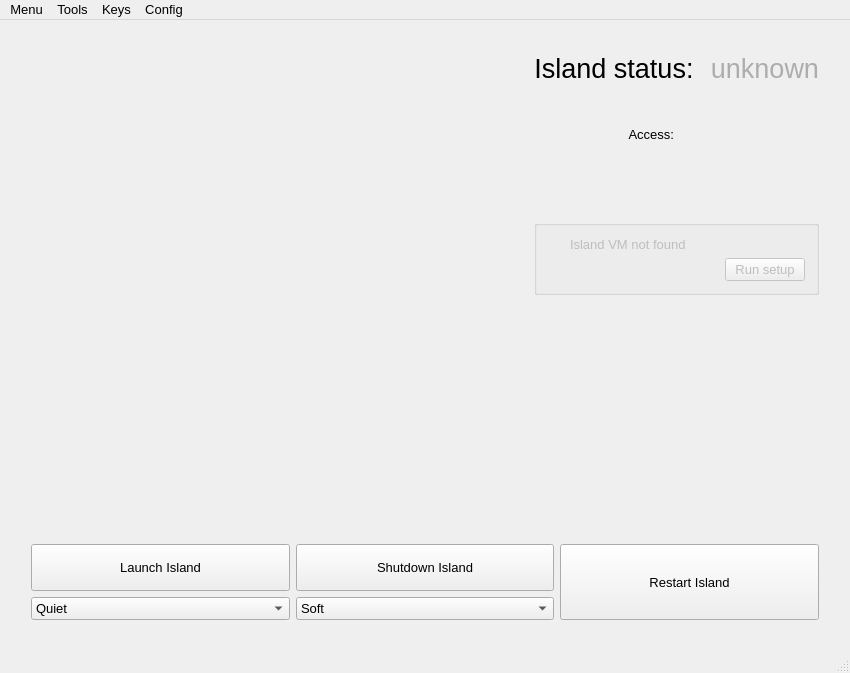
First picture: the form in island-manager/views/main_form/main_form.ui, repository viocost/islands, before the edit.
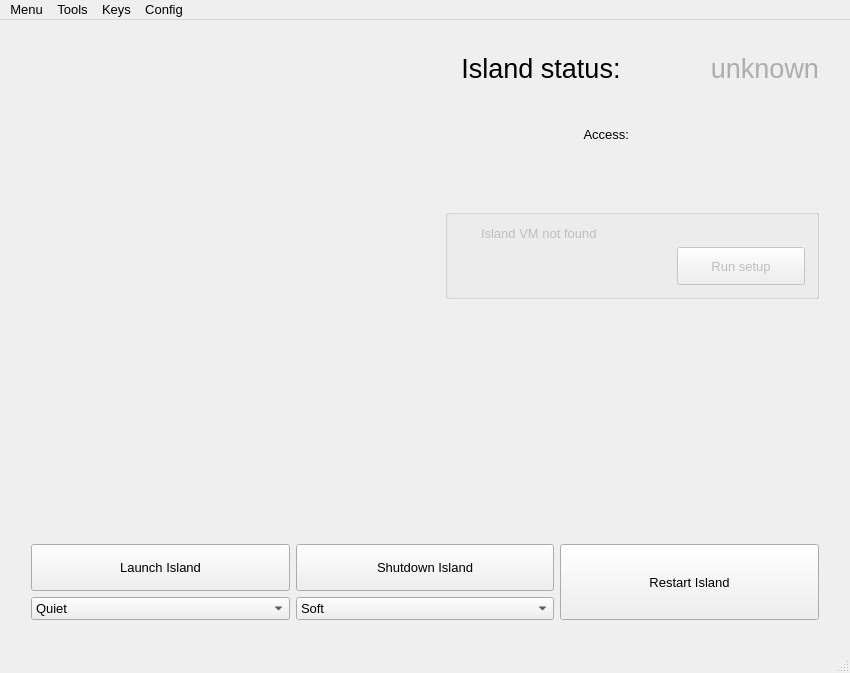
Second picture: the form after the edit. Icons and pictures are not drawn.

What changed in the file:
```diff
--- a/island-manager/views/main_form/main_form.ui
+++ b/island-manager/views/main_form/main_form.ui
@@ -326,6 +326,9 @@
             <property name="title">
              <string/>
             </property>
+            <property name="alignment">
+             <set>Qt::AlignRight|Qt::AlignTrailing|Qt::AlignVCenter</set>
+            </property>
             <layout class="QVBoxLayout" name="verticalLayout">
              <item>
               <layout class="QHBoxLayout" name="horizontalLayout_5">
@@ -358,6 +361,17 @@
               </layout>
              </item>
              <item>
+              <layout class="QHBoxLayout" name="horizontalLayout">
+               <property name="spacing">
+                <number>0</number>
+               </property>
+               <property name="rightMargin">
+                <number>0</number>
+               </property>
+               <property name="bottomMargin">
+                <number>0</number>
+               </property>
+               <item>
               <widget class="QPushButton" name="button_launch_setup">
                <property name="sizePolicy">
                 <sizepolicy hsizetype="Maximum" vsizetype="Fixed">
@@ -366,10 +380,10 @@
                 </sizepolicy>
                </property>
                <property name="layoutDirection">
-                <enum>Qt::RightToLeft</enum>
+                  <enum>Qt::LeftToRight</enum>
                </property>
                <property name="styleSheet">
-                <string notr="true"/>
+                  <string notr="true">width: 120px; height: 30px</string>
                </property>
                <property name="text">
                 <string>Run setup</string>
@@ -380,6 +394,21 @@
                </property>
               </widget>
              </item>
+               <item>
+                <spacer name="horizontalSpacer_2">
+                 <property name="orientation">
+                  <enum>Qt::Horizontal</enum>
+                 </property>
+                 <property name="sizeHint" stdset="0">
+                  <size>
+                   <width>40</width>
+                   <height>20</height>
+                  </size>
+                 </property>
+                </spacer>
+               </item>
+              </layout>
+             </item>
             </layout>
            </widget>
           </item>
```
Left out of the diff: 2 changed lines with no effect on the pictures. Lines whose indentation alone changed are shown as unchanged.
